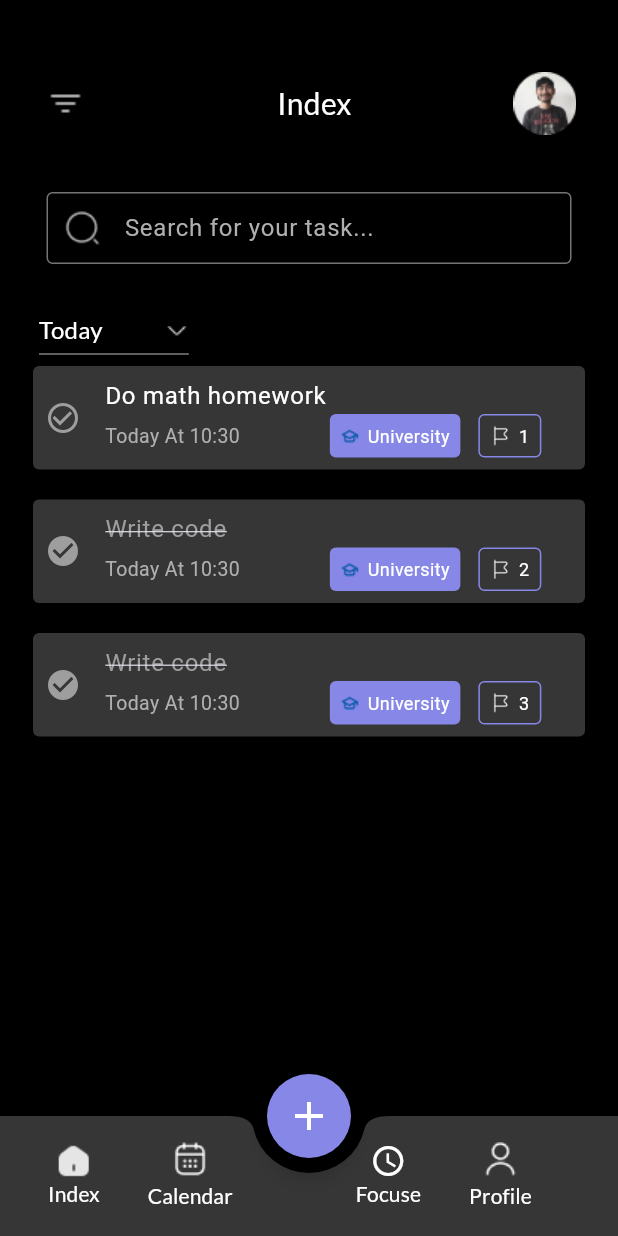
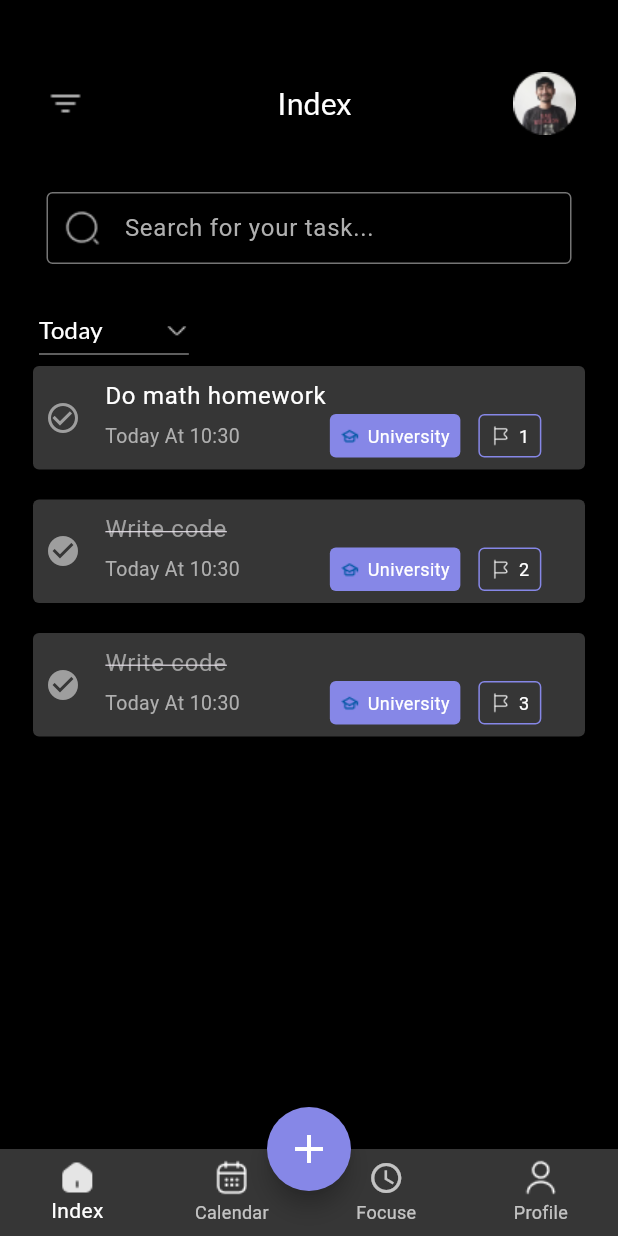
Before and after one commit to kamilagcabay27/UpToDo-App, a Flutter app: the HomeScreen screen opened directly, on a phone screen of 412 x 824 dp. Run offline on Flutter 3.47's test engine with Material 3 defaults, Android fonts, the phone set to English and light mode, and no system bars; our stand-ins replace google_fonts, hexcolor, local_auth.

Commit message:
BottomAppBar has been deleted and now Bottom Navigation Bar is added

```diff
--- a/lib/index_screen/home_screen.dart
+++ b/lib/index_screen/home_screen.dart
@@ -31,12 +31,8 @@ class _HomeScreenState extends State<HomeScreen> {
   ValueNotifier<bool> isSecondTextFieldVisible = ValueNotifier<bool>(false);
   ValueNotifier<bool> isAddTextVisible = ValueNotifier<bool>(true);
   ValueNotifier<bool> isDescriptionTextVisible = ValueNotifier<bool>(true);
-  final List<Widget> screens = [
-    const HomeScreen(),
-    const Calendar(),
-    const Focuse(),
-    const Profile(),
-  ];
+  final List<Widget> screens = [];
+  int currentIndex = 0;
   String? choosenDay;
   List<String> allDay = [
     'Today',
@@ -58,13 +54,33 @@ class _HomeScreenState extends State<HomeScreen> {
   DateTime selectedDate = DateTime.now();
   TimeOfDay selectedTime = TimeOfDay.now();
   final PageStorageBucket bucket = PageStorageBucket();
-  Widget currentScreen = const HomeScreen();
 
   @override
   Widget build(BuildContext context) {
     return Scaffold(
       backgroundColor: Colors.black,
-      body: Stack(
+      bottomNavigationBar: BottomNavigationBar(
+        type: BottomNavigationBarType.fixed,
+        selectedItemColor: Colors.white,
+        backgroundColor: HexColor('#363636'),
+        onTap: (index) {
+          currentIndex = index;
+          setState(() {});
+        },
+        currentIndex: currentIndex,
+        items: [
+          BottomNavigationBarItem(
+              icon: Image.asset('lib/assets/index.png'), label: "Index"),
+          BottomNavigationBarItem(
+              icon: Image.asset('lib/assets/calendar.png'), label: "Calendar"),
+          BottomNavigationBarItem(
+              icon: Icon(Icons.access_time), label: 'Focuse'),
+          BottomNavigationBarItem(
+              icon: Image.asset('lib/assets/user.png'), label: 'Profile'),
+        ],
+      ),
+      body: [
+        Stack(
           children: [
             Column(
               crossAxisAlignment: CrossAxisAlignment.start,
@@ -116,7 +132,8 @@ class _HomeScreenState extends State<HomeScreen> {
                     Padding(
                       padding: const EdgeInsets.only(left: 26),
                       child: DropdownButton(
-                      borderRadius: const BorderRadius.all(Radius.circular(6)),
+                        borderRadius:
+                            const BorderRadius.all(Radius.circular(6)),
                         dropdownColor: Colors.grey,
                         icon: Image.asset("lib/assets/arrowDown.png"),
                         hint: Text(
@@ -140,18 +157,6 @@ class _HomeScreenState extends State<HomeScreen> {
                         },
                       ),
                     ),
-                  /* ListView(
-                    // physics: ClampingScrollPhysics(),
-                    physics: AlwaysScrollableScrollPhysics(),
-                    shrinkWrap: true,
-                    children: [
-                      for (UpToDo todoo in _foundUpToDo)
-                        UpToDoItem(
-                          uptodo: todoo,
-                          onUpToDoChanged: _handleToDoChange,
-                        ),
-                    ],
-                  ), */
                     ListView.builder(
                       physics: AlwaysScrollableScrollPhysics(),
                       shrinkWrap: true,
@@ -182,13 +187,12 @@ class _HomeScreenState extends State<HomeScreen> {
               ) */
               ],
             ),
-          // CenterImage(),
-          /* PageStorage(
-            child: currentScreen,
-            bucket: bucket,
-          ), */
           ],
         ),
+        Calendar(),
+        Focuse(),
+        Profile(),
+      ].elementAt(currentIndex),
       floatingActionButton: FloatingActionButton(
         onPressed: () {
           showModalBottomSheet(
@@ -908,128 +912,6 @@ class _HomeScreenState extends State<HomeScreen> {
         ),
       ),
       floatingActionButtonLocation: FloatingActionButtonLocation.centerDocked,
-      bottomNavigationBar: BottomAppBar(
-        color: HexColor('#363636'),
-        shape: const CircularNotchedRectangle(),
-        notchMargin: 10,
-        child: Container(
-          height: 60,
-          child: Row(
-            mainAxisAlignment: MainAxisAlignment.spaceBetween,
-            children: [
-              Row(
-                crossAxisAlignment: CrossAxisAlignment.start,
-                children: [
-                  MaterialButton(
-                    minWidth: 40,
-                    onPressed: () {
-                      setState(() {
-                        currentScreen = const HomeScreen();
-                        currentTab = 0;
-                      });
-                    },
-                    child: Column(
-                      mainAxisAlignment: MainAxisAlignment.center,
-                      children: [
-                        Image.asset('lib/assets/index.png'),
-                        Text(
-                          'Index',
-                          style: GoogleFonts.lato(
-                            color:
-                                currentTab == 0 ? Colors.white : Colors.black,
-                            fontWeight: FontWeight.w400,
-                          ),
-                        )
-                      ],
-                    ),
-                  ),
-                  MaterialButton(
-                    minWidth: 40,
-                    onPressed: () {
-                      setState(() {
-                        currentScreen = const Calendar();
-                        currentTab = 1;
-                      });
-                    },
-                    child: Column(
-                      mainAxisAlignment: MainAxisAlignment.center,
-                      children: [
-                        Image.asset('lib/assets/calendar.png'),
-                        const SizedBox(
-                          height: 3,
-                        ),
-                        Text(
-                          'Calendar',
-                          style: GoogleFonts.lato(
-                            color:
-                                currentTab == 1 ? Colors.white : Colors.white,
-                            fontWeight: FontWeight.w400,
-                          ),
-                        )
-                      ],
-                    ),
-                  ),
-                  const SizedBox(
-                    width: 50,
-                  ),
-                  MaterialButton(
-                    minWidth: 40,
-                    onPressed: () {
-                      setState(() {
-                        currentScreen = const Focuse();
-                        currentTab = 2;
-                      });
-                    },
-                    child: Column(
-                      mainAxisAlignment: MainAxisAlignment.center,
-                      children: [
-                        Icon(
-                          Icons.access_time,
-                          color: currentTab == 2 ? Colors.white : Colors.white,
-                        ),
-                        Text(
-                          'Focuse',
-                          style: GoogleFonts.lato(
-                            color:
-                                currentTab == 2 ? Colors.white : Colors.white,
-                            fontWeight: FontWeight.w400,
-                          ),
-                        )
-                      ],
-                    ),
-                  ),
-                  MaterialButton(
-                    minWidth: 40,
-                    onPressed: () {
-                      setState(() {
-                        currentScreen = const Profile();
-                        currentTab = 3;
-                      });
-                    },
-                    child: Column(
-                      mainAxisAlignment: MainAxisAlignment.center,
-                      children: [
-                        Image.asset('lib/assets/user.png'),
-                        const SizedBox(
-                          height: 3,
-                        ),
-                        Text(
-                          'Profile',
-                          style: GoogleFonts.lato(
-                            color:
-                                currentTab == 3 ? Colors.white : Colors.white,
-                            fontWeight: FontWeight.w400,
-                          ),
-                        )
-                      ],
-                    ),
-                  ),
-                ],
-              ),
-            ],
-          ),
-        ),
-      ),
     );
   }
 
@@ -1051,15 +933,6 @@ class _HomeScreenState extends State<HomeScreen> {
     });
     searchController.clear();
   }
-
-  /* void _showDatePicker() {
-    showDatePicker(
-      context: context,
-      firstDate: DateTime(1800),
-      lastDate: DateTime(3000),
-      initialDate: DateTime.now(),
-    );
-  } */
 }
 
 // ignore: must_be_immutable
```
Also changed, not shown: lib/intro_screen/deneme.txt (+111 -92 lines). Lines whose indentation alone changed are shown as unchanged.
